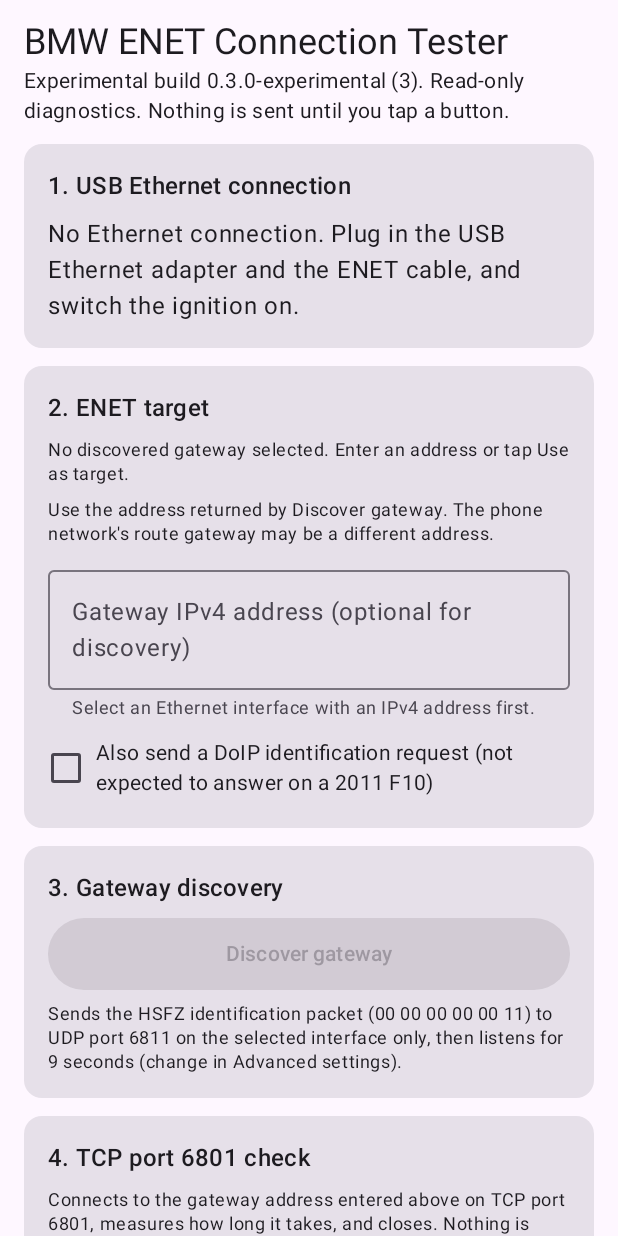
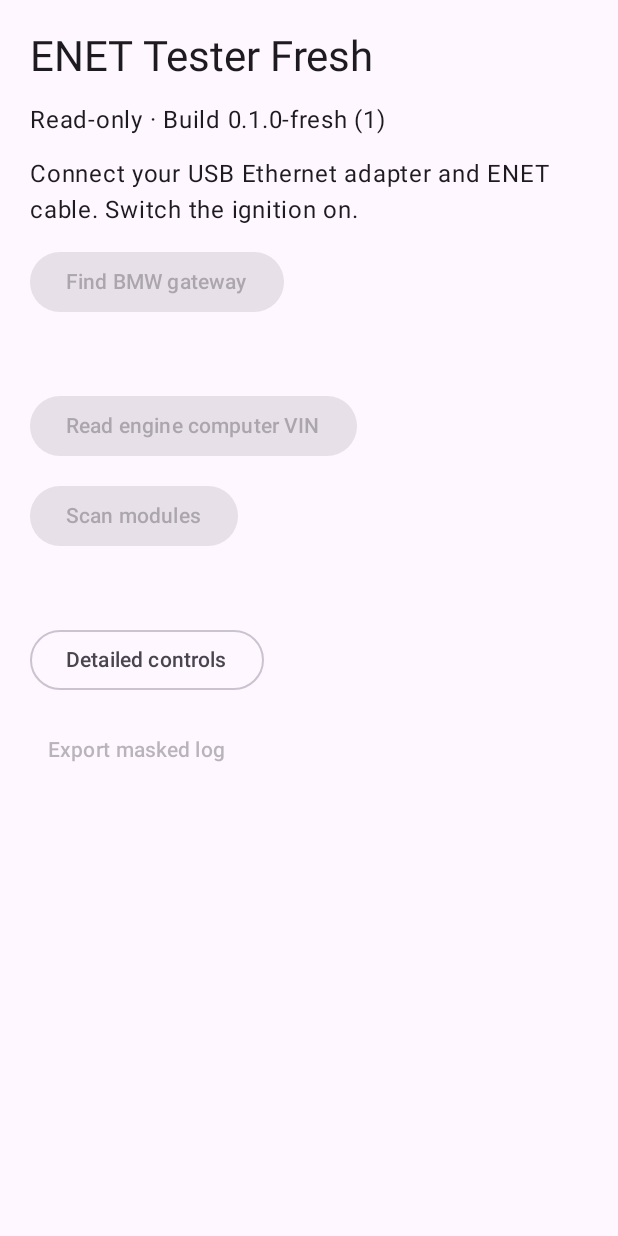
Before and after one commit to shelmichael29/Ai-companion-app, an Android app built with Jetpack Compose: the screen it shows after launch (MainActivity), on a phone screen of 412 x 824 dp. Run offline under Robolectric (Android 15) with nearby library versions, the phone set to English and light mode, and no system bars.

Commit message:
Start separate ENET Tester Fresh with discovery-led read-only diagnostics

```diff
--- a/enet-tester/build.gradle.kts
+++ b/enet-tester/build.gradle.kts
@@ -11,11 +11,11 @@ android {
     compileSdk = 35
 
     defaultConfig {
-        applicationId = "com.aicarcompanion.enettester"
+        applicationId = "com.aicarcompanion.enettester.fresh"
         minSdk = 26
         targetSdk = 35
-        versionCode = 3
-        versionName = "0.3.0-experimental"
+        versionCode = 1
+        versionName = "0.1.0-fresh"
     }
 
     buildTypes {
--- /dev/null
+++ b/enet-tester/src/main/java/com/aicarcompanion/enettester/FreshHome.kt
@@ -0,0 +1,51 @@
+package com.aicarcompanion.enettester
+
+import androidx.compose.foundation.layout.*
+import androidx.compose.foundation.rememberScrollState
+import androidx.compose.foundation.verticalScroll
+import androidx.compose.material3.*
+import androidx.compose.runtime.*
+import androidx.compose.ui.Modifier
+import androidx.compose.ui.semantics.*
+import androidx.compose.ui.unit.dp
+import androidx.lifecycle.compose.collectAsStateWithLifecycle
+import com.aicarcompanion.enet.DiscoveryResult
+import com.aicarcompanion.enet.TargetPolicy
+
+@Composable
+internal fun FreshHome(vm: TesterViewModel, details: () -> Unit, export: (String) -> Unit) {
+    val networks by vm.monitor.interfaces.collectAsStateWithLifecycle()
+    val logs by vm.log.entries.collectAsStateWithLifecycle()
+    val links = networks.values.filter { iface ->
+        iface.isEthernetTransport && iface.ipv4?.let { TargetPolicy.checkLocal(it) == TargetPolicy.Verdict.Allowed } == true
+    }
+    val selected = links.firstOrNull { it.interfaceName == vm.selectedName } ?: links.singleOrNull()
+    val busy = vm.running != null
+    val ready = selected != null && vm.freshGatewayReady()
+    Column(Modifier.fillMaxSize().safeDrawingPadding().verticalScroll(rememberScrollState()).padding(20.dp),
+        verticalArrangement = Arrangement.spacedBy(12.dp)) {
+        Text("ENET Tester Fresh", style = MaterialTheme.typography.headlineMedium, modifier = Modifier.semantics { heading() })
+        Text("Read-only · Build ${BuildConfig.VERSION_NAME} (${BuildConfig.VERSION_CODE})")
+        Text(when {
+            selected != null -> "USB Ethernet · ${selected.interfaceName} · ${selected.ipv4?.address}"
+            links.isEmpty() -> "Connect your USB Ethernet adapter and ENET cable. Switch the ignition on."
+            else -> "Choose an Ethernet interface in Detailed controls."
+        })
+        Button(vm::discoverFresh, enabled = selected != null && !busy) { Text("Find BMW gateway") }
+        val status = when (val found = vm.discovery) {
+            is DiscoveryResult.Completed -> if (ready) "Selected BMW gateway · ${vm.targetText}"
+                else if (found.gateways.isEmpty()) "No gateway answered."
+                else "Choose a gateway in Detailed controls."
+            is DiscoveryResult.Refused -> found.reason
+            null -> ""
+        }
+        Text(vm.running?.takeUnless { vm.moduleActive } ?: status, modifier = Modifier.semantics { liveRegion = LiveRegionMode.Polite })
+        Button({ vm.runModules(true) }, enabled = ready && !busy) { Text("Read engine computer VIN") }
+        Button({ vm.runModules(false) }, enabled = ready && !busy) { Text("Scan modules") }
+        if (vm.moduleActive) OutlinedButton({ vm.cancelModules() }) { Text("Cancel check") }
+        Text(vm.moduleStatus, modifier = Modifier.semantics { liveRegion = LiveRegionMode.Polite })
+        vm.moduleRows.forEach { Text(it) }
+        OutlinedButton(details) { Text("Detailed controls") }
+        TextButton({ export(vm.log.export()) }, enabled = logs.isNotEmpty()) { Text("Export masked log") }
+    }
+}
--- a/enet-tester/src/main/java/com/aicarcompanion/enettester/MainActivity.kt
+++ b/enet-tester/src/main/java/com/aicarcompanion/enettester/MainActivity.kt
@@ -72,7 +72,13 @@ class MainActivity : ComponentActivity() {
         enableEdgeToEdge()
         setContent {
             MaterialTheme(colorScheme = if (isSystemInDarkTheme()) darkColorScheme() else lightColorScheme()) {
-                Surface(Modifier.fillMaxSize()) { TesterScreen(vm, ::copyLog, ::shareLog) }
+                Surface(Modifier.fillMaxSize()) {
+                    var details by rememberSaveable { mutableStateOf(false) }
+                    if (details) {
+                        androidx.activity.compose.BackHandler { details = false }
+                        TesterScreen(vm, ::copyLog, ::shareLog)
+                    } else FreshHome(vm, { details = true }, ::shareLog)
+                }
             }
         }
     }
--- a/enet-tester/src/main/res/values/strings.xml
+++ b/enet-tester/src/main/res/values/strings.xml
@@ -1,4 +1,4 @@
 <?xml version="1.0" encoding="utf-8"?>
 <resources>
-    <string name="app_name">ENET Tester (experimental)</string>
+    <string name="app_name">ENET Tester Fresh</string>
 </resources>
```
Also changed, not shown: enet-tester/src/main/java/com/aicarcompanion/enettester/TesterViewModel.kt (+30 -1 lines).
